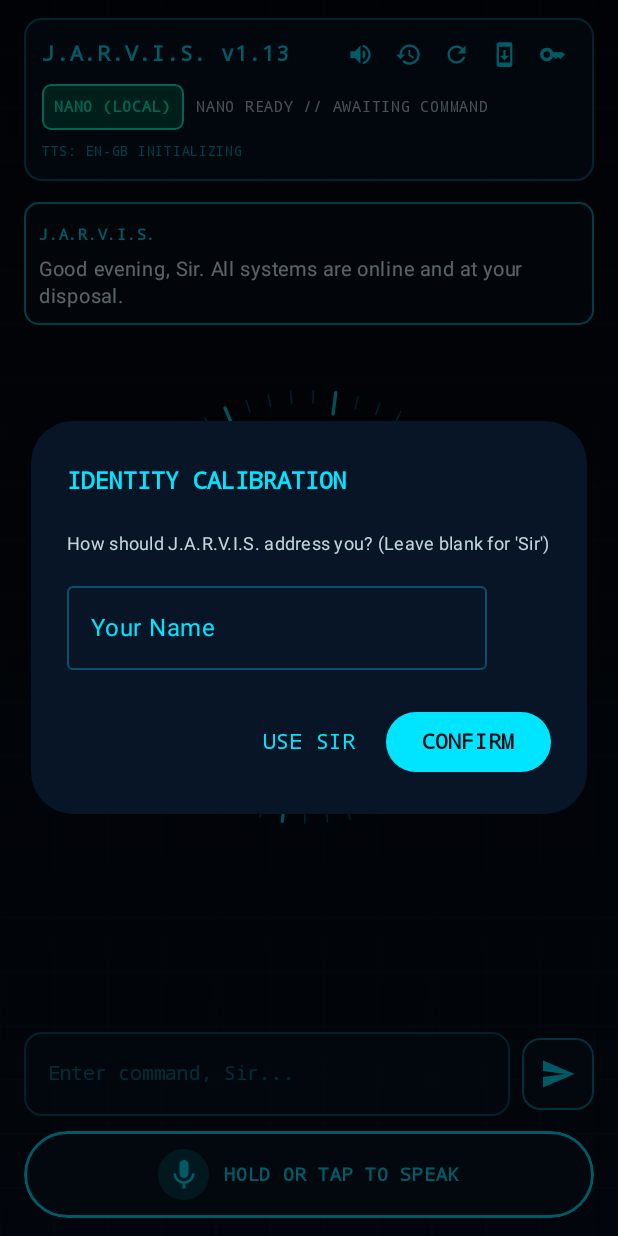
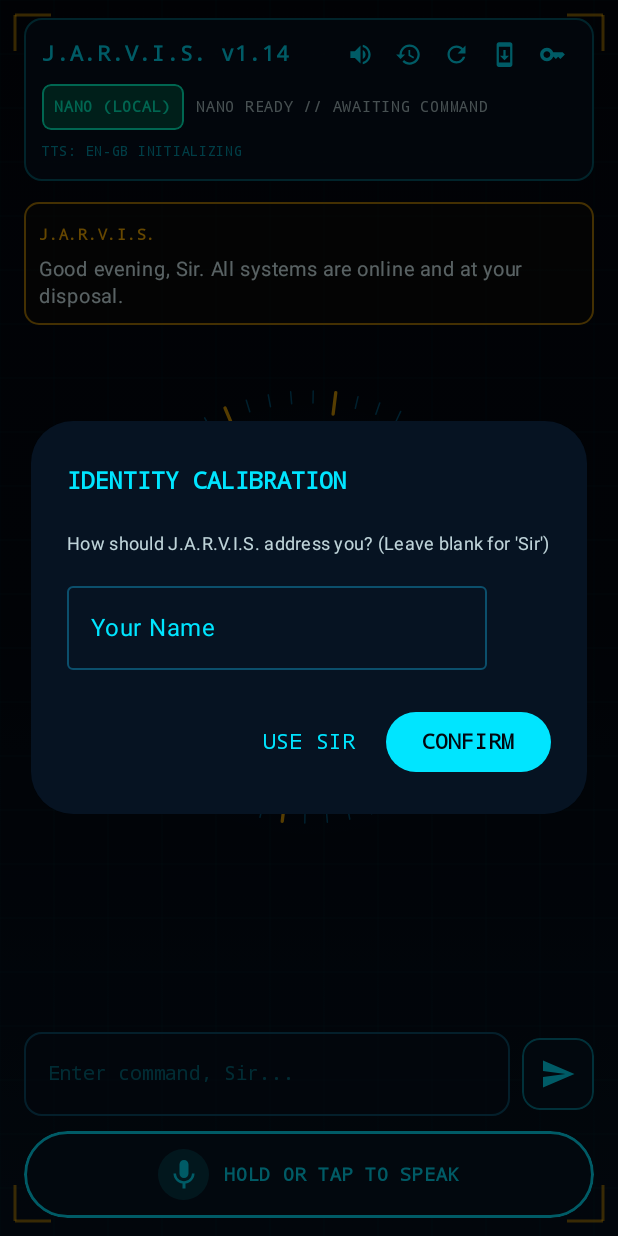
Before and after one commit to ScootAinsworth-Klipper/jarvis, an Android app built with Jetpack Compose: the screen it shows after launch (MainActivity), on a phone screen of 412 x 824 dp. Run offline under Robolectric (Android 15) with nearby library versions, the phone set to English and light mode, and no system bars; libraries missing offline, so code that uses them is left out: com.google.mlkit.genai; 2 statements that could not run were skipped.

Commit message:
Apply Stark Gold + Cyan Iron Man HUD color scheme and visor brackets (v1.14)

```diff
--- a/app/build.gradle.kts
+++ b/app/build.gradle.kts
@@ -24,8 +24,8 @@ android {
         applicationId = "com.stark.jarvis"
         minSdk = 26
         targetSdk = 35
-        versionCode = 13
-        versionName = "1.13"
+        versionCode = 14
+        versionName = "1.14"
 
         testInstrumentationRunner = "androidx.test.runner.AndroidJUnitRunner"
         buildConfigField("String", "GEMINI_API_KEY", "\"$geminiApiKey\"")
--- a/app/src/main/java/com/stark/jarvis/ArcReactorView.kt
+++ b/app/src/main/java/com/stark/jarvis/ArcReactorView.kt
@@ -33,6 +33,7 @@ private val CyanBright = Color(0xFF00F0FF)
 private val CyanCore = Color(0xFF80F8FF)
 private val CyanMid = Color(0xFF00B8FF)
 private val CyanDeep = Color(0xFF004E7C)
+private val StarkGold = Color(0xFFFFB300)
 
 @Composable
 fun ArcReactorView(
@@ -144,7 +145,7 @@ fun ArcReactorView(
                         center.y + (tickOuter * sin(angleRad)).toFloat()
                     )
                     drawLine(
-                        color = if (isMajor) CyanBright.copy(alpha = 0.85f) else CyanMid.copy(alpha = 0.4f),
+                        color = if (isMajor) StarkGold.copy(alpha = 0.85f) else CyanMid.copy(alpha = 0.42f),
                         start = start,
                         end = end,
                         strokeWidth = if (isMajor) 2.2.dp.toPx() else 1.dp.toPx(),
@@ -198,7 +199,7 @@ fun ArcReactorView(
             rotate(degrees = fastRotation * speedFactor * 1.4f, pivot = center) {
                 val sweep = if (mode == ReactorMode.THINKING) 140f else 65f
                 drawArc(
-                    color = CyanBright,
+                    color = if (mode == ReactorMode.SPEAKING) StarkGold else CyanBright,
                     startAngle = 0f,
                     sweepAngle = sweep,
                     useCenter = false,
@@ -207,7 +208,7 @@ fun ArcReactorView(
                     style = Stroke(width = 2.5.dp.toPx(), cap = StrokeCap.Round)
                 )
                 drawArc(
-                    color = CyanBright.copy(alpha = 0.6f),
+                    color = StarkGold.copy(alpha = 0.7f),
                     startAngle = 180f,
                     sweepAngle = sweep,
                     useCenter = false,
--- a/app/src/main/java/com/stark/jarvis/JarvisHudScreen.kt
+++ b/app/src/main/java/com/stark/jarvis/JarvisHudScreen.kt
@@ -79,10 +79,11 @@ import androidx.compose.ui.unit.dp
 import androidx.compose.ui.unit.sp
 import androidx.core.content.ContextCompat
 
-private val HudBg = Color(0xFF030811)
-private val HudPanel = Color(0xFF071526)
+private val HudBg = Color(0xFF020710)
+private val HudPanel = Color(0xFF061322)
 private val HudCyan = Color(0xFF00E5FF)
 private val HudCyanDim = Color(0xFF0B4F6C)
+private val HudGold = Color(0xFFFFB300)
 private val HudText = Color(0xFFE0F7FA)
 
 @Composable
@@ -369,6 +370,24 @@ private fun HudGridBackdrop() {
             drawLine(gridColor, Offset(0f, y), Offset(size.width, y), strokeWidth = 1f)
             y += step
         }
+
+        // Stark visor corner brackets
+        val pad = 10.dp.toPx()
+        val len = 24.dp.toPx()
+        val bracketColor = HudGold.copy(alpha = 0.55f)
+        val stroke = 2.dp.toPx()
+        // Top-left
+        drawLine(bracketColor, Offset(pad, pad), Offset(pad + len, pad), strokeWidth = stroke)
+        drawLine(bracketColor, Offset(pad, pad), Offset(pad, pad + len), strokeWidth = stroke)
+        // Top-right
+        drawLine(bracketColor, Offset(size.width - pad, pad), Offset(size.width - pad - len, pad), strokeWidth = stroke)
+        drawLine(bracketColor, Offset(size.width - pad, pad), Offset(size.width - pad, pad + len), strokeWidth = stroke)
+        // Bottom-left
+        drawLine(bracketColor, Offset(pad, size.height - pad), Offset(pad + len, size.height - pad), strokeWidth = stroke)
+        drawLine(bracketColor, Offset(pad, size.height - pad), Offset(pad, size.height - pad - len), strokeWidth = stroke)
+        // Bottom-right
+        drawLine(bracketColor, Offset(size.width - pad, size.height - pad), Offset(size.width - pad - len, size.height - pad), strokeWidth = stroke)
+        drawLine(bracketColor, Offset(size.width - pad, size.height - pad), Offset(size.width - pad, size.height - pad - len), strokeWidth = stroke)
     }
 }
 
@@ -508,14 +527,14 @@ private fun HudHeader(
 @Composable
 private fun HudMessageCard(message: HudMessage, userName: String) {
     val borderColor = if (message.isUser) {
-        Color(0xFF40C4FF).copy(alpha = 0.45f)
+        HudCyan.copy(alpha = 0.45f)
     } else {
-        HudCyan.copy(alpha = 0.65f)
+        HudGold.copy(alpha = 0.65f)
     }
     val bgColor = if (message.isUser) {
-        Color(0xFF0A1E36).copy(alpha = 0.46f)
+        Color(0xFF071B2E).copy(alpha = 0.48f)
     } else {
-        HudPanel.copy(alpha = 0.54f)
+        Color(0xFF141108).copy(alpha = 0.52f)
     }
 
     Surface(
@@ -527,7 +546,7 @@ private fun HudMessageCard(message: HudMessage, userName: String) {
         Column(modifier = Modifier.padding(10.dp)) {
             Text(
                 text = if (message.isUser) userName.uppercase() else "J.A.R.V.I.S.",
-                color = if (message.isUser) Color(0xFF80D8FF) else HudCyan,
+                color = if (message.isUser) Color(0xFF80D8FF) else HudGold,
                 fontSize = 10.sp,
                 fontWeight = FontWeight.Bold,
                 fontFamily = FontFamily.Monospace
```
Also changed, not shown: 1 other file.
